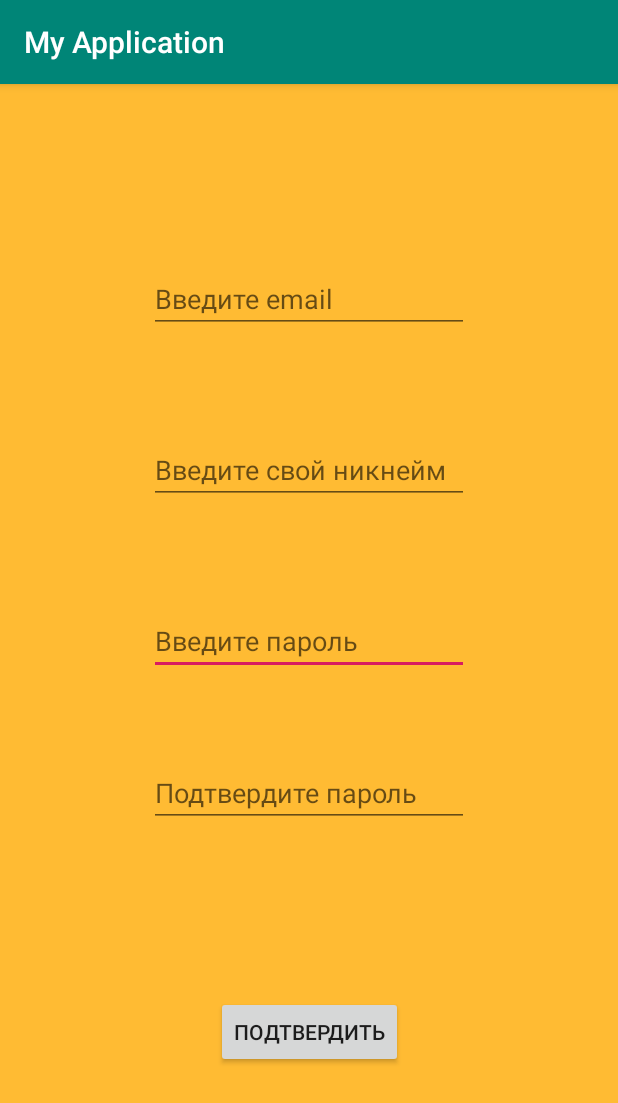
After one commit to LinSears/java, an Android app: the RegisterActivity screen opened directly, with no data from a screen before it, on a phone screen of 412 x 824 dp. The commit adds this screen. Shown: the top 1103 px of the screen. Run offline under Robolectric (Android 15) with nearby library versions, the phone set to English and light mode, and no system bars.

Commit message:
android3

```diff
--- a/Android2/app/src/main/AndroidManifest.xml
+++ b/Android2/app/src/main/AndroidManifest.xml
@@ -9,7 +9,10 @@
         android:roundIcon="@mipmap/ic_launcher_round"
         android:supportsRtl="true"
         android:theme="@style/AppTheme">
-        <activity android:name=".MenuActivity"></activity>
+        <activity android:name=".JoinActivity"></activity>
+        <activity android:name=".RegisterActivity" />
+        <activity android:name=".StartActivity" />
+        <activity android:name=".MenuActivity" />
         <activity android:name=".MainActivity">
             <intent-filter>
                 <action android:name="android.intent.action.MAIN" />
--- /dev/null
+++ b/Android2/app/src/main/java/com/example/myapplication/RegisterActivity.java
@@ -0,0 +1,65 @@
+package com.example.myapplication;
+
+import androidx.appcompat.app.AlertDialog;
+import androidx.appcompat.app.AppCompatActivity;
+
+import android.content.DialogInterface;
+import android.os.Bundle;
+import android.view.View;
+import android.widget.Button;
+import android.widget.EditText;
+
+public class RegisterActivity extends AppCompatActivity {
+
+    @Override
+    protected void onCreate(Bundle savedInstanceState) {
+        super.onCreate(savedInstanceState);
+        setContentView(R.layout.activity_register);
+        final EditText email = findViewById(R.id.email);
+        final EditText name = findViewById(R.id.name);
+        final EditText password = findViewById(R.id.password);
+        final EditText confirmPassword = findViewById(R.id.confirmPassword);
+        Button okBtn = findViewById(R.id.okBtn);
+        okBtn.setOnClickListener(new View.OnClickListener() {
+            @Override
+            public void onClick(View v) {
+                String error = "";
+                if (email.getText().toString().equals("")) {
+                    error += "Укажите email\n";
+                }
+                if (name.getText().toString().equals("")) {
+                    error += "Укажите никнейм\n";
+                }
+                if (password.getText().toString().equals("")) {
+                    error += "Укажите пароль\n";
+                }
+                if (confirmPassword.getText().toString().equals("")) {
+                    error += "Подтвердите пароль\n";
+                }
+                if (!password.getText().toString().equals("") &&
+                        !confirmPassword.getText().toString().equals("")
+                ) {
+                    if (!password.getText().toString().equals(confirmPassword.getText().toString())) {
+                        error += "Пароли должны совпадать";
+                    }
+                }
+                if (!error.equals("")) {
+                    showError(error);
+                }
+            }
+        });
+    }
+    // создаем всплывающий диалог с ошибкой
+    public void showError (String error) {
+        AlertDialog.Builder alert = new AlertDialog.Builder(this);
+        alert.setMessage(error);
+        alert.setTitle("Ошибка");
+        alert.setCancelable(true);
+        alert.setPositiveButton("Ok", new DialogInterface.OnClickListener() {
+            @Override
+            public void onClick(DialogInterface dialog, int which) {}
+        });
+        alert.setIcon(R.drawable.kotface);// добавляем картинку к диалоговому окну
+        alert.create().show();
+    }
+}
--- a/Android2/app/src/main/res/layout/activity_main.xml
+++ b/Android2/app/src/main/res/layout/activity_main.xml
@@ -10,14 +10,14 @@
     tools:visibility="visible">
 
     <TextView
-        android:id="@+id/textView"
+        android:id="@+id/signupBtn"
         android:layout_width="wrap_content"
         android:layout_height="wrap_content"
         android:text="Регистрация"
         android:textColor="@android:color/black"
         app:layout_constraintBottom_toBottomOf="parent"
         app:layout_constraintEnd_toEndOf="parent"
-        app:layout_constraintHorizontal_bias="0.049"
+        app:layout_constraintHorizontal_bias="0.05"
         app:layout_constraintStart_toStartOf="parent"
         app:layout_constraintTop_toTopOf="parent"
         app:layout_constraintVertical_bias="0.952" />
@@ -30,7 +30,7 @@
         android:textColor="@android:color/black"
         app:layout_constraintBottom_toBottomOf="parent"
         app:layout_constraintEnd_toEndOf="parent"
-        app:layout_constraintHorizontal_bias="0.947"
+        app:layout_constraintHorizontal_bias="0.95"
         app:layout_constraintStart_toStartOf="parent"
         app:layout_constraintTop_toTopOf="parent"
         app:layout_constraintVertical_bias="0.952" />
--- /dev/null
+++ b/Android2/app/src/main/res/layout/activity_register.xml
@@ -0,0 +1,71 @@
+<?xml version="1.0" encoding="utf-8"?>
+<androidx.constraintlayout.widget.ConstraintLayout xmlns:android="http://schemas.android.com/apk/res/android"
+    xmlns:app="http://schemas.android.com/apk/res-auto"
+    xmlns:tools="http://schemas.android.com/tools"
+    android:layout_width="match_parent"
+    android:layout_height="match_parent"
+    android:background="@android:color/holo_orange_light"
+    tools:context=".RegisterActivity">
+
+    <EditText
+        android:id="@+id/password"
+        android:layout_width="wrap_content"
+        android:layout_height="wrap_content"
+        android:ems="10"
+        android:hint="Введите пароль"
+        android:inputType="textPassword"
+        app:layout_constraintBottom_toTopOf="@+id/confirmPassword"
+        app:layout_constraintEnd_toEndOf="parent"
+        app:layout_constraintStart_toStartOf="parent"
+        app:layout_constraintTop_toBottomOf="@+id/email"
+        app:layout_constraintVertical_bias="0.765" />
+
+    <EditText
+        android:id="@+id/confirmPassword"
+        android:layout_width="wrap_content"
+        android:layout_height="wrap_content"
+        android:ems="10"
+        android:hint="Подтвердите пароль"
+        android:inputType="textPassword"
+        app:layout_constraintBottom_toBottomOf="parent"
+        app:layout_constraintEnd_toEndOf="parent"
+        app:layout_constraintStart_toStartOf="parent"
+        app:layout_constraintTop_toTopOf="parent"
+        app:layout_constraintVertical_bias="0.623" />
+
+    <EditText
+        android:id="@+id/email"
+        android:layout_width="wrap_content"
+        android:layout_height="wrap_content"
+        android:ems="10"
+        android:hint="Введите email"
+        android:inputType="textEmailAddress"
+        app:layout_constraintBottom_toBottomOf="parent"
+        app:layout_constraintEnd_toEndOf="parent"
+        app:layout_constraintStart_toStartOf="parent"
+        app:layout_constraintTop_toTopOf="parent"
+        app:layout_constraintVertical_bias="0.167" />
+
+    <Button
+        android:id="@+id/okBtn"
+        android:layout_width="wrap_content"
+        android:layout_height="wrap_content"
+        android:text="Подтвердить"
+        app:layout_constraintBottom_toBottomOf="parent"
+        app:layout_constraintEnd_toEndOf="parent"
+        app:layout_constraintStart_toStartOf="parent"
+        app:layout_constraintTop_toBottomOf="@+id/confirmPassword" />
+
+    <EditText
+        android:id="@+id/name"
+        android:layout_width="wrap_content"
+        android:layout_height="wrap_content"
+        android:ems="10"
+        android:hint="Введите свой никнейм"
+        android:inputType="textPersonName"
+        app:layout_constraintBottom_toTopOf="@+id/password"
+        app:layout_constraintEnd_toEndOf="parent"
+        app:layout_constraintStart_toStartOf="parent"
+        app:layout_constraintTop_toBottomOf="@+id/email" />
+
+</androidx.constraintlayout.widget.ConstraintLayout>
```
Also changed, not shown: Android2/app/src/main/java/com/example/myapplication/JoinActivity.java (added, +14 -0 lines), Android2/app/src/main/java/com/example/myapplication/MainActivity.java (+34 -0 lines), Android2/app/src/main/java/com/example/myapplication/StartActivity.java (added, +40 -0 lines), Android2/app/src/main/res/layout/activity_join.xml (added, +9 -0 lines), Android2/app/src/main/res/layout/activity_start.xml (added, +43 -0 lines), Android2/app/src/main/res/drawable/kotface.jpg (added).
